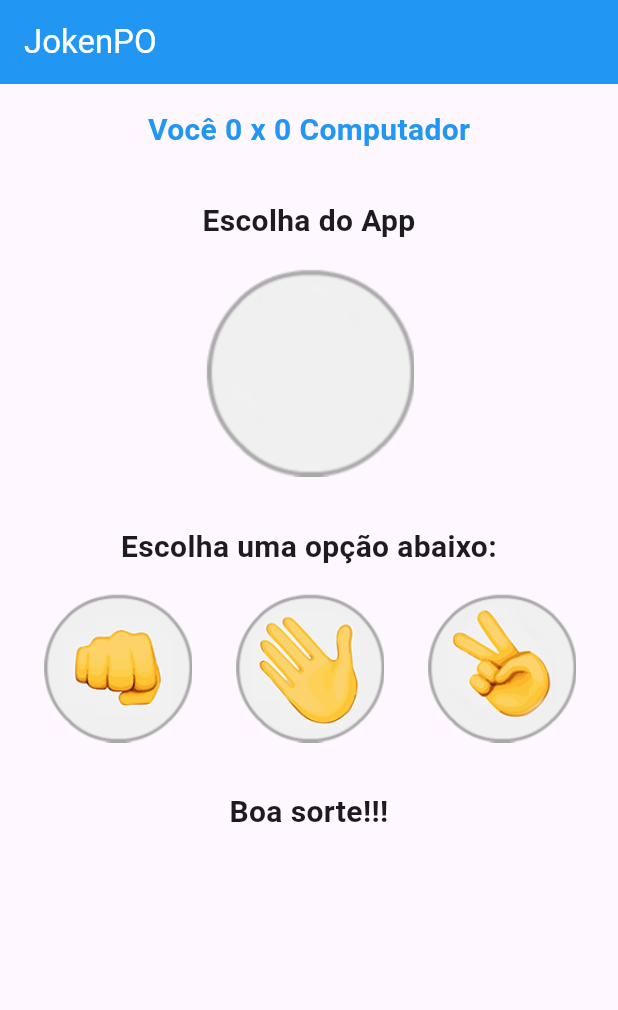
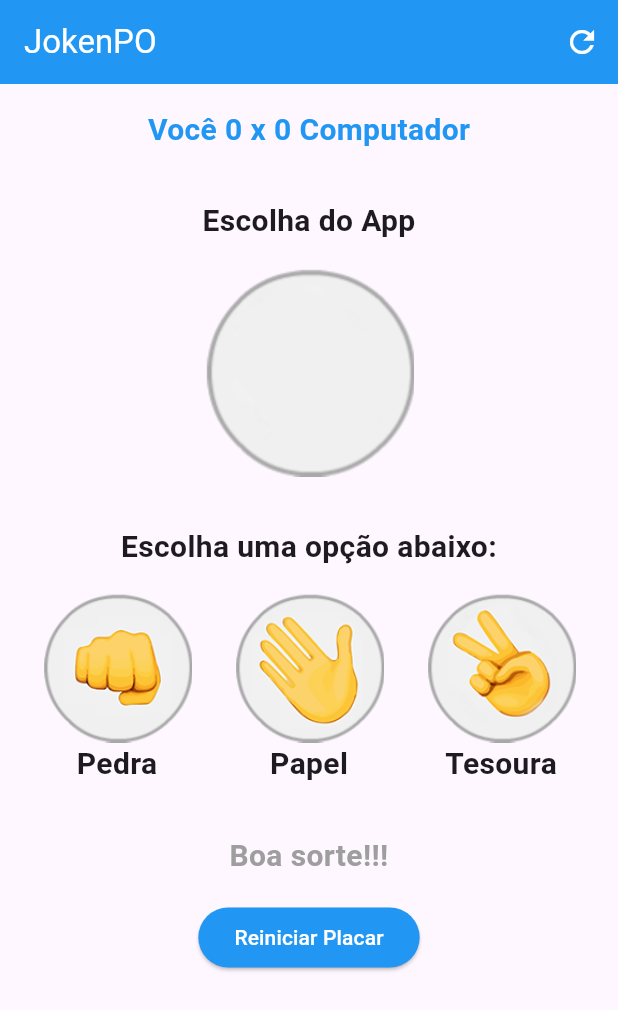
Before and after one commit to gpPacheco/jokenPo-app, a Flutter app: the screen it shows after launch, on a phone screen of 412 x 824 dp. Shown: the top 1010 px of the screen. Run offline on Flutter 3.47's test engine with Material 3 defaults, Android fonts, the phone set to English and light mode, and no system bars.

Commit message:
Ajuste de cor de usabilidade e adição de botão de reiniciar placar

```diff
--- a/lib/jogo.dart
+++ b/lib/jogo.dart
@@ -12,6 +12,7 @@ class _JogoState extends State<Jogo> {
   var _resultadoFinal = "Boa sorte!!!";
   int _vitoriasUsuario = 0;
   int _vitoriasComputador = 0;
+  Color _corResultado = Colors.grey;
 
   void _opcaoSelecionada(String escolhaUsuario) {
     var opcoes = ["pedra", "papel", "tesoura"];
@@ -46,6 +47,7 @@ class _JogoState extends State<Jogo> {
       setState(() {
         _resultadoFinal = "Parabéns!!! Você ganhou :)";
         _vitoriasUsuario++;
+        _corResultado = Colors.yellow;
       });
     } else if ((escolhaApp == "pedra" && escolhaUsuario == "tesoura") ||
         (escolhaApp == "tesoura" && escolhaUsuario == "papel") ||
@@ -53,12 +55,25 @@ class _JogoState extends State<Jogo> {
       setState(() {
         _resultadoFinal = "Puxa!!! Você perdeu :(";
         _vitoriasComputador++;
+        _corResultado = Colors.red;
       });
     } else {
       setState(() {
         _resultadoFinal = "Empate!!! Tente novamente :/";
+        _corResultado = Colors.blue;
       });
     }
+  }
+
+  // Método para reiniciar o placar
+  void _reiniciarPlacar() {
+    setState(() {
+      _vitoriasUsuario = 0;
+      _vitoriasComputador = 0;
+      _resultadoFinal = "Boa sorte!!!";
+      _imagemApp = AssetImage("images/padrao.png");
+      _corResultado = Colors.grey;
+    });
   }
 
   @override
@@ -68,6 +83,14 @@ class _JogoState extends State<Jogo> {
         backgroundColor: Colors.blue,
         foregroundColor: Colors.white,
         title: const Text('JokenPO'),
+        actions: [
+          // Botão de reinício no AppBar
+          IconButton(
+            icon: Icon(Icons.refresh),
+            onPressed: _reiniciarPlacar,
+            tooltip: 'Reiniciar Placar',
+          ),
+        ],
       ),
       body: Column(
         crossAxisAlignment: CrossAxisAlignment.center,
@@ -113,25 +136,47 @@ class _JogoState extends State<Jogo> {
             children: <Widget>[
               GestureDetector(
                   onTap: () => _opcaoSelecionada("pedra"),
-                child: const Image(
+                  child: Column(children: [
+                    Image(
                       image: AssetImage('images/pedra.png'),
                       height: 100,
                     ),
-              ),
+                    Text(
+                      "Pedra",
+                      style:
+                          TextStyle(fontSize: 20, fontWeight: FontWeight.bold),
+                    )
+                  ])),
               GestureDetector(
                   onTap: () => _opcaoSelecionada("papel"),
-                child: const Image(
+                  child: Column(
+                    children: [
+                      Image(
                         image: AssetImage('images/papel.png'),
                         height: 100,
                       ),
-              ),
+                      Text(
+                        "Papel",
+                        style: TextStyle(
+                            fontSize: 20, fontWeight: FontWeight.bold),
+                      )
+                    ],
+                  )),
               GestureDetector(
                   onTap: () => _opcaoSelecionada("tesoura"),
-                child: const Image(
+                  child: Column(
+                    children: [
+                      Image(
                         image: AssetImage('images/tesoura.png'),
                         height: 100,
                       ),
-              ),
+                      Text(
+                        "Tesoura",
+                        style: TextStyle(
+                            fontSize: 20, fontWeight: FontWeight.bold),
+                      )
+                    ],
+                  )),
             ],
           ),
 
@@ -140,7 +185,19 @@ class _JogoState extends State<Jogo> {
             child: Text(
               _resultadoFinal,
               textAlign: TextAlign.center,
-              style: TextStyle(fontSize: 20, fontWeight: FontWeight.bold),
+              style: TextStyle(
+                  fontSize: 20,
+                  fontWeight: FontWeight.bold,
+                  color: _corResultado),
+            ),
+          ),
+
+          ElevatedButton(
+            onPressed: _reiniciarPlacar,
+            child: Text('Reiniciar Placar'),
+            style: ElevatedButton.styleFrom(
+              backgroundColor: Colors.blue,
+              foregroundColor: Colors.white,
             ),
           ),
         ],
```
Lines whose indentation alone changed are shown as unchanged.
